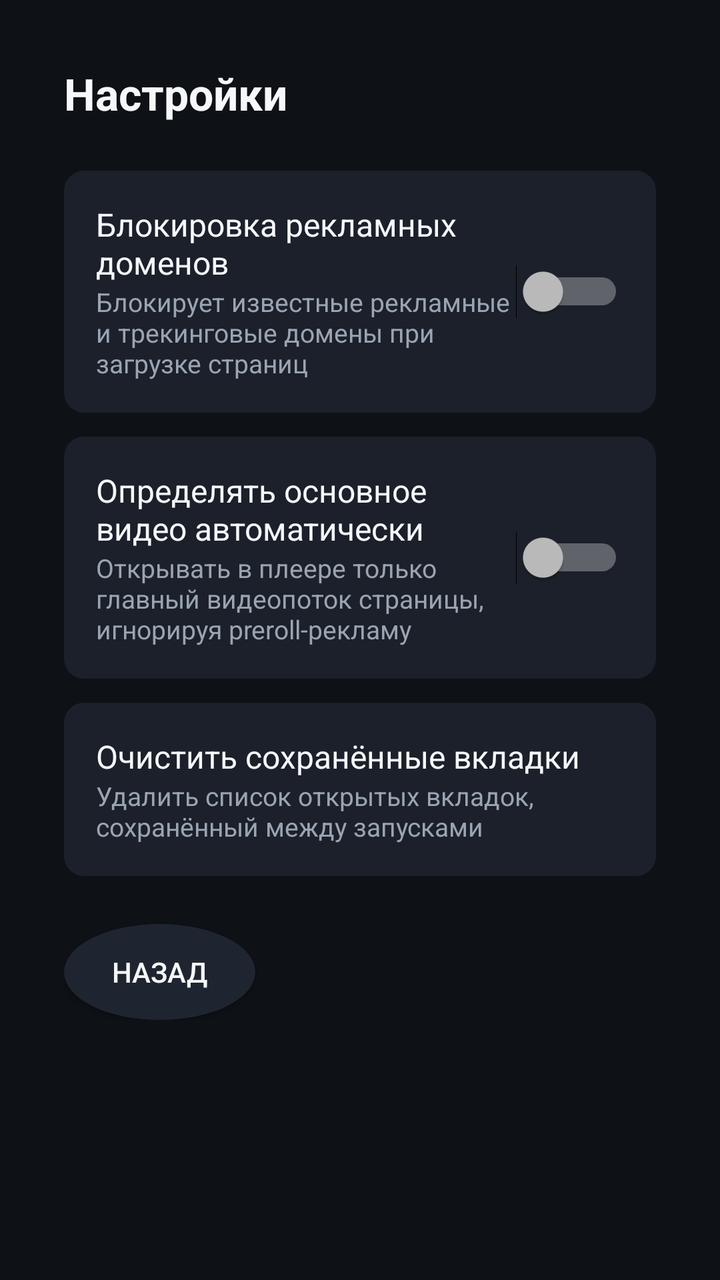
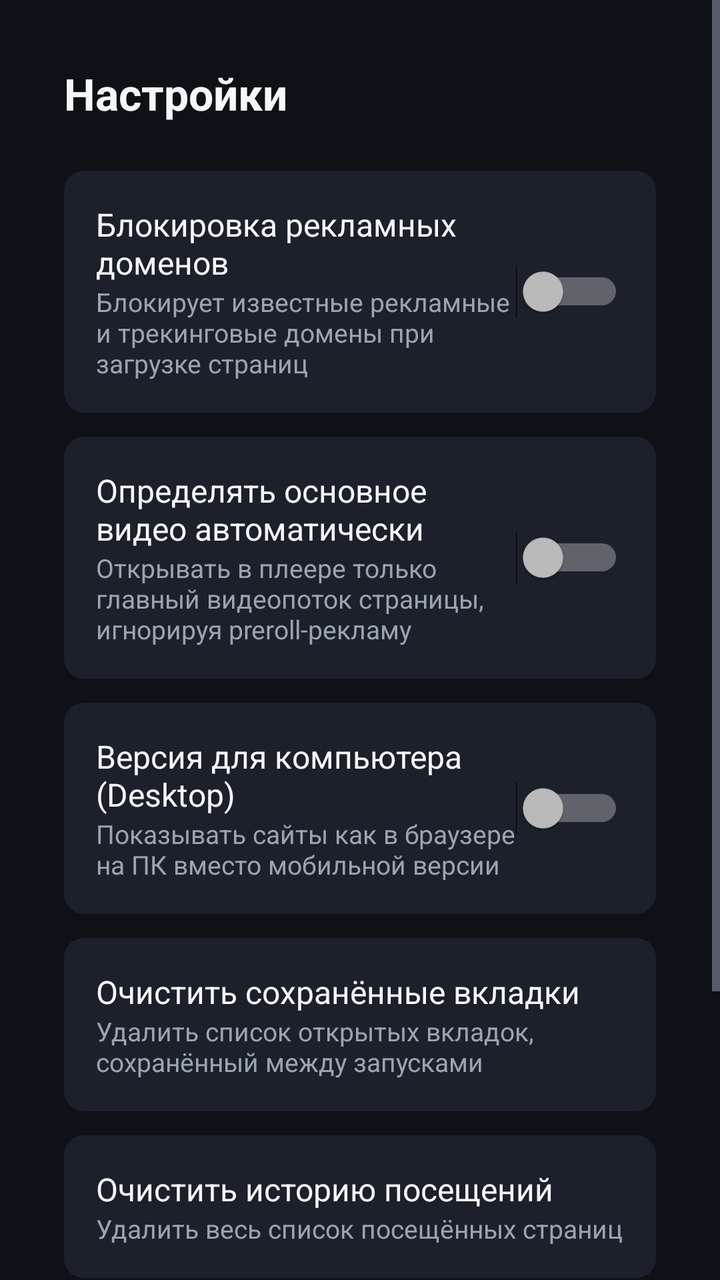

Two renders of the same Android screen: before a commit and after it. Below are the layout's source before the change and the commit's diff.
<!-- AndroidManifest.xml: application theme Theme.TvBrowserPro -->
<!-- res/layout/activity_settings.xml -->
<?xml version="1.0" encoding="utf-8"?>
<ScrollView xmlns:android="http://schemas.android.com/apk/res/android"
    android:layout_width="match_parent"
    android:layout_height="match_parent"
    android:background="@color/bg_root">

    <LinearLayout
        android:layout_width="match_parent"
        android:layout_height="wrap_content"
        android:orientation="vertical"
        android:padding="@dimen/tv_overscan_margin">

        <TextView
            android:layout_width="wrap_content"
            android:layout_height="wrap_content"
            android:layout_marginBottom="24dp"
            android:text="@string/settings_title"
            android:textColor="@color/text_primary"
            android:textSize="@dimen/text_size_large"
            android:textStyle="bold" />

        
        <LinearLayout
            android:id="@+id/rowAdblock"
            android:layout_width="match_parent"
            android:layout_height="wrap_content"
            android:background="@drawable/focus_highlight"
            android:focusable="true"
            android:gravity="center_vertical"
            android:orientation="horizontal"
            android:padding="16dp"
            android:layout_marginBottom="12dp">

            <LinearLayout
                android:layout_width="0dp"
                android:layout_height="wrap_content"
                android:layout_weight="1"
                android:orientation="vertical">

                <TextView
                    android:layout_width="wrap_content"
                    android:layout_height="wrap_content"
                    android:text="@string/settings_adblock_title"
                    android:textColor="@color/text_primary"
                    android:textSize="@dimen/text_size_medium" />

                <TextView
                    android:layout_width="wrap_content"
                    android:layout_height="wrap_content"
                    android:text="@string/settings_adblock_summary"
                    android:textColor="@color/text_secondary"
                    android:textSize="@dimen/text_size_small" />
            </LinearLayout>

            <Switch
                android:id="@+id/switchAdblock"
                android:layout_width="wrap_content"
                android:layout_height="wrap_content"
                android:focusable="false"
                android:clickable="false" />

        </LinearLayout>

        
        <LinearLayout
            android:id="@+id/rowHeuristic"
            android:layout_width="match_parent"
            android:layout_height="wrap_content"
            android:background="@drawable/focus_highlight"
            android:focusable="true"
            android:gravity="center_vertical"
            android:orientation="horizontal"
            android:padding="16dp"
            android:layout_marginBottom="12dp">

            <LinearLayout
                android:layout_width="0dp"
                android:layout_height="wrap_content"
                android:layout_weight="1"
                android:orientation="vertical">

                <TextView
                    android:layout_width="wrap_content"
                    android:layout_height="wrap_content"
                    android:text="@string/settings_heuristic_title"
                    android:textColor="@color/text_primary"
                    android:textSize="@dimen/text_size_medium" />

                <TextView
                    android:layout_width="wrap_content"
                    android:layout_height="wrap_content"
                    android:text="@string/settings_heuristic_summary"
                    android:textColor="@color/text_secondary"
                    android:textSize="@dimen/text_size_small" />
            </LinearLayout>

            <Switch
                android:id="@+id/switchHeuristic"
                android:layout_width="wrap_content"
                android:layout_height="wrap_content"
                android:focusable="false"
                android:clickable="false" />

        </LinearLayout>

        
        <LinearLayout
            android:id="@+id/rowClearTabs"
            android:layout_width="match_parent"
            android:layout_height="wrap_content"
            android:background="@drawable/focus_highlight"
            android:focusable="true"
            android:gravity="center_vertical"
            android:orientation="vertical"
            android:padding="16dp"
            android:layout_marginBottom="12dp">

            <TextView
                android:layout_width="wrap_content"
                android:layout_height="wrap_content"
                android:text="@string/settings_clear_tabs_title"
                android:textColor="@color/text_primary"
                android:textSize="@dimen/text_size_medium" />

            <TextView
                android:layout_width="wrap_content"
                android:layout_height="wrap_content"
                android:text="@string/settings_clear_tabs_summary"
                android:textColor="@color/text_secondary"
                android:textSize="@dimen/text_size_small" />
        </LinearLayout>

        <Button
            android:id="@+id/backButton"
            android:layout_width="wrap_content"
            android:layout_height="wrap_content"
            android:layout_marginTop="12dp"
            android:background="@drawable/icon_button_bg"
            android:paddingStart="24dp"
            android:paddingEnd="24dp"
            android:text="@string/settings_back"
            android:textColor="@color/text_primary" />

    </LinearLayout>
</ScrollView>
<!-- resources referenced by this layout -->
<resources>
  <color name="bg_root">#0E1116</color>
  <color name="text_primary">#F5F7FA</color>
  <color name="text_secondary">#9AA4B2</color>
  <dimen name="text_size_large">22sp</dimen>
  <dimen name="text_size_medium">16sp</dimen>
  <dimen name="text_size_small">13sp</dimen>
  <dimen name="tv_overscan_margin">32dp</dimen>
  <!-- drawable icon_button_bg (drawable) -->
  <?xml version="1.0" encoding="utf-8"?>
  <selector xmlns:android="http://schemas.android.com/apk/res/android">
      <item android:state_focused="true">
          <shape android:shape="oval">
              <solid android:color="@color/accent_primary_dim" />
              <stroke android:width="2dp" android:color="@color/accent_focus" />
          </shape>
      </item>
      <item>
          <shape android:shape="oval">
              <solid android:color="@color/bg_surface_elevated" />
          </shape>
      </item>
  </selector>
  <string name="settings_adblock_summary">Блокирует известные рекламные и трекинговые домены при загрузке страниц</string>
  <string name="settings_adblock_title">Блокировка рекламных доменов</string>
  <string name="settings_back">Назад</string>
  <string name="settings_clear_tabs_summary">Удалить список открытых вкладок, сохранённый между запусками</string>
  <string name="settings_clear_tabs_title">Очистить сохранённые вкладки</string>
  <string name="settings_heuristic_summary">Открывать в плеере только главный видеопоток страницы, игнорируя preroll-рекламу</string>
  <string name="settings_heuristic_title">Определять основное видео автоматически</string>
  <string name="settings_title">Настройки</string>
  <style name="Theme.TvBrowserPro" parent="Theme.AppCompat.NoActionBar">
          <item name="android:windowBackground">@color/bg_root</item>
          <item name="android:colorBackground">@color/bg_root</item>
          <item name="colorPrimary">@color/accent_primary</item>
          <item name="colorPrimaryDark">@color/bg_root</item>
          <item name="colorAccent">@color/accent_primary</item>
          <item name="android:textColorPrimary">@color/text_primary</item>
          <item name="android:textColorSecondary">@color/text_secondary</item>
          <item name="android:windowNoTitle">true</item>
          <item name="android:windowFullscreen">false</item>
          <item name="android:windowContentOverlay">@null</item>
          <item name="android:windowAnimationStyle">@style/TvWindowAnimation</item>
      </style>
  <color name="tab_card_focused">#2C4A5E</color>
  <color name="accent_focus">#FFFFFF</color>
  <color name="tab_card_active">#233240</color>
  <color name="tab_card_default">#1B202A</color>
  <color name="accent_primary_dim">#2E7997</color>
  <color name="bg_surface_elevated">#1F2530</color>
  <color name="accent_primary">#4FC3F7</color>
  <style name="TvWindowAnimation" parent="android:Animation.Activity">
          <item name="android:activityOpenEnterAnimation">@android:anim/fade_in</item>
          <item name="android:activityOpenExitAnimation">@android:anim/fade_out</item>
          <item name="android:activityCloseEnterAnimation">@android:anim/fade_in</item>
          <item name="android:activityCloseExitAnimation">@android:anim/fade_out</item>
      </style>
</resources>

<!-- the commit's change to res/layout/activity_settings.xml (unified diff, before → after) -->
@@ -105,6 +105,48 @@
 
         
         <LinearLayout
+            android:id="@+id/rowDesktopMode"
+            android:layout_width="match_parent"
+            android:layout_height="wrap_content"
+            android:background="@drawable/focus_highlight"
+            android:focusable="true"
+            android:gravity="center_vertical"
+            android:orientation="horizontal"
+            android:padding="16dp"
+            android:layout_marginBottom="12dp">
+
+            <LinearLayout
+                android:layout_width="0dp"
+                android:layout_height="wrap_content"
+                android:layout_weight="1"
+                android:orientation="vertical">
+
+                <TextView
+                    android:layout_width="wrap_content"
+                    android:layout_height="wrap_content"
+                    android:text="@string/settings_desktop_mode_title"
+                    android:textColor="@color/text_primary"
+                    android:textSize="@dimen/text_size_medium" />
+
+                <TextView
+                    android:layout_width="wrap_content"
+                    android:layout_height="wrap_content"
+                    android:text="@string/settings_desktop_mode_summary"
+                    android:textColor="@color/text_secondary"
+                    android:textSize="@dimen/text_size_small" />
+            </LinearLayout>
+
+            <Switch
+                android:id="@+id/switchDesktopMode"
+                android:layout_width="wrap_content"
+                android:layout_height="wrap_content"
+                android:focusable="false"
+                android:clickable="false" />
+
+        </LinearLayout>
+
+        
+        <LinearLayout
             android:id="@+id/rowClearTabs"
             android:layout_width="match_parent"
             android:layout_height="wrap_content"
@@ -126,6 +168,60 @@
                 android:layout_width="wrap_content"
                 android:layout_height="wrap_content"
                 android:text="@string/settings_clear_tabs_summary"
+                android:textColor="@color/text_secondary"
+                android:textSize="@dimen/text_size_small" />
+        </LinearLayout>
+
+        
+        <LinearLayout
+            android:id="@+id/rowClearHistory"
+            android:layout_width="match_parent"
+            android:layout_height="wrap_content"
+            android:background="@drawable/focus_highlight"
+            android:focusable="true"
+            android:gravity="center_vertical"
+            android:orientation="vertical"
+            android:padding="16dp"
+            android:layout_marginBottom="12dp">
+
+            <TextView
+                android:layout_width="wrap_content"
+                android:layout_height="wrap_content"
+                android:text="@string/settings_clear_history_title"
+                android:textColor="@color/text_primary"
+                android:textSize="@dimen/text_size_medium" />
+
+            <TextView
+                android:layout_width="wrap_content"
+                android:layout_height="wrap_content"
+                android:text="@string/settings_clear_history_summary"
+                android:textColor="@color/text_secondary"
+                android:textSize="@dimen/text_size_small" />
+        </LinearLayout>
+
+        
+        <LinearLayout
+            android:id="@+id/rowClearBookmarks"
+            android:layout_width="match_parent"
+            android:layout_height="wrap_content"
+            android:background="@drawable/focus_highlight"
+            android:focusable="true"
+            android:gravity="center_vertical"
+            android:orientation="vertical"
+            android:padding="16dp"
+            android:layout_marginBottom="12dp">
+
+            <TextView
+                android:layout_width="wrap_content"
+                android:layout_height="wrap_content"
+                android:text="@string/settings_clear_bookmarks_title"
+                android:textColor="@color/text_primary"
+                android:textSize="@dimen/text_size_medium" />
+
+            <TextView
+                android:layout_width="wrap_content"
+                android:layout_height="wrap_content"
+                android:text="@string/settings_clear_bookmarks_summary"
                 android:textColor="@color/text_secondary"
                 android:textSize="@dimen/text_size_small" />
         </LinearLayout>
<!-- resource entries referenced after the edit -->
@@ -25,8 +25,14 @@
   <string name="settings_adblock_summary">Блокирует известные рекламные и трекинговые домены при загрузке страниц</string>
   <string name="settings_adblock_title">Блокировка рекламных доменов</string>
   <string name="settings_back">Назад</string>
+  <string name="settings_clear_bookmarks_summary">Список закладок будет очищен</string>
+  <string name="settings_clear_bookmarks_title">Удалить все закладки</string>
+  <string name="settings_clear_history_summary">Удалить весь список посещённых страниц</string>
+  <string name="settings_clear_history_title">Очистить историю посещений</string>
   <string name="settings_clear_tabs_summary">Удалить список открытых вкладок, сохранённый между запусками</string>
   <string name="settings_clear_tabs_title">Очистить сохранённые вкладки</string>
+  <string name="settings_desktop_mode_summary">Показывать сайты как в браузере на ПК вместо мобильной версии</string>
+  <string name="settings_desktop_mode_title">Версия для компьютера (Desktop)</string>
   <string name="settings_heuristic_summary">Открывать в плеере только главный видеопоток страницы, игнорируя preroll-рекламу</string>
   <string name="settings_heuristic_title">Определять основное видео автоматически</string>
   <string name="settings_title">Настройки</string>
